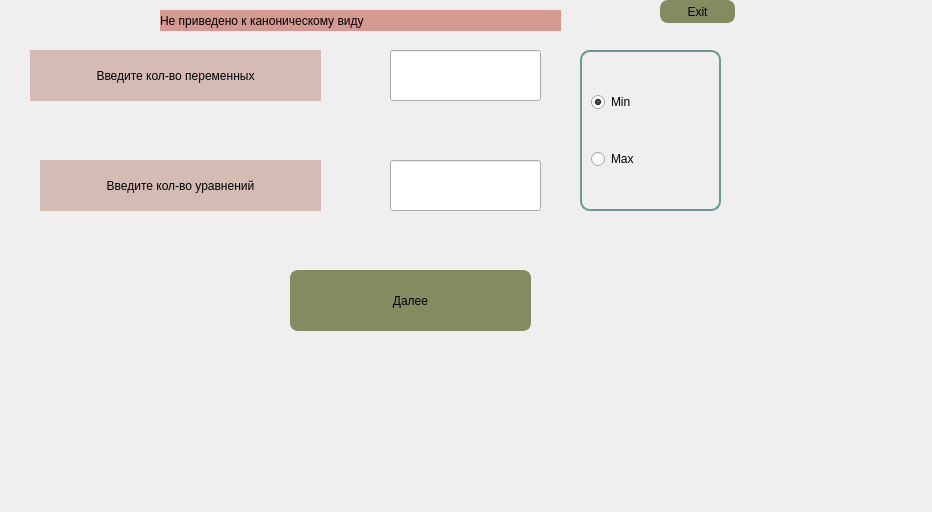
The window that training.ui (Haveryx/SimplexMethod) describes before a commit, drawn with Qt 5.
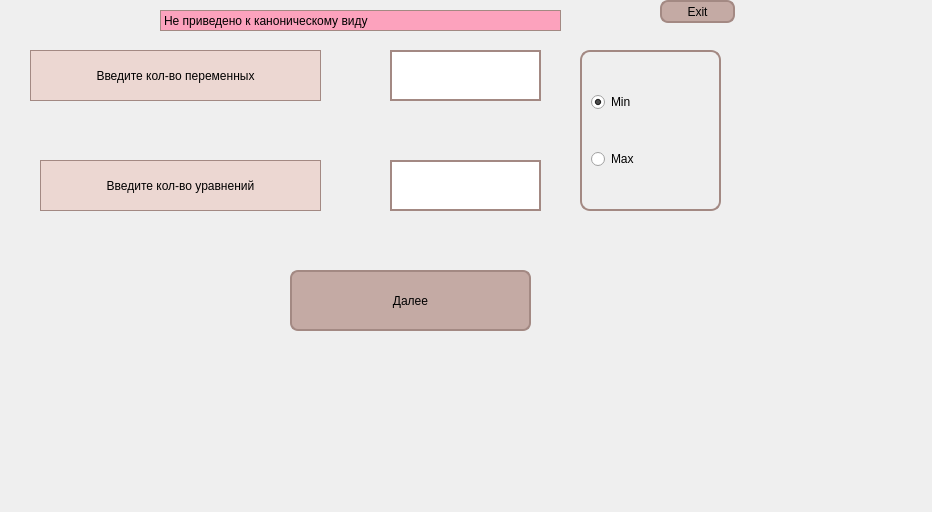
The same window after the commit.

The edit to the form file:
```diff
--- a/training.ui
+++ b/training.ui
@@ -14,14 +14,14 @@
    <string>Form</string>
   </property>
   <property name="styleSheet">
-   <string notr="true">/*Training{
-background-color: rgb(212, 188, 181);
+   <string notr="true">Training{
+background-color: rgb(255, 240, 245);
 }
-*/
+
 QPushButton{
 border-radius:8px;
-border: 2px solid rgb(132, 139, 97);
-background-color: rgb(132, 139, 97);
+border: 2px solid rgb(163, 137, 131);
+background-color: rgb(196, 170, 164);
 	font: 75 18pt &quot;Times New Roman&quot;;
 }
 QPushButton::hover{
@@ -34,23 +34,28 @@
 }
 QGroupBox{
 border-radius:10px;
-border: 2px solid rgb(110,151,145);
+border: 2px solid rgb(163, 137, 131);
 
 }
 QComboBox{
-background-color: rgb(117, 174, 143);
+background-color: rgb(255, 232, 240);
+font: 75 18pt &quot;Times New Roman&quot;;
 }
 QLabel#label_3{
 font: 75 18pt &quot;Times New Roman&quot;;
-background-color: rgb(214,153,146);
+background-color: rgb(252, 162, 189);
 }
 QLabel{
 font: 75 18pt &quot;Times New Roman&quot;;
-background-color: rgb(212, 188, 181);
+/*background-color: rgb(212, 188, 181);*/
+background-color: rgb(236, 215, 210);
+border: 1px solid rgb(163, 137, 131);
 }
 QLineEdit{
 font: 75 18pt &quot;Times New Roman&quot;;
-}</string>
+border: 2px solid rgb(163, 137, 131);
+}
+</string>
   </property>
   <widget class="QLineEdit" name="lineEdit">
    <property name="geometry">
```
Left out of the diff: 4 changed lines with no effect on the pictures.
